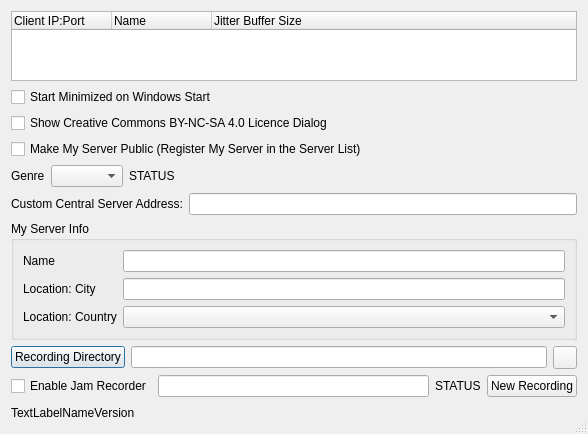
This is src/serverdlgbase.ui in jamulussoftware/jamulus as Qt 5 draws it before an edit. The edited form follows.
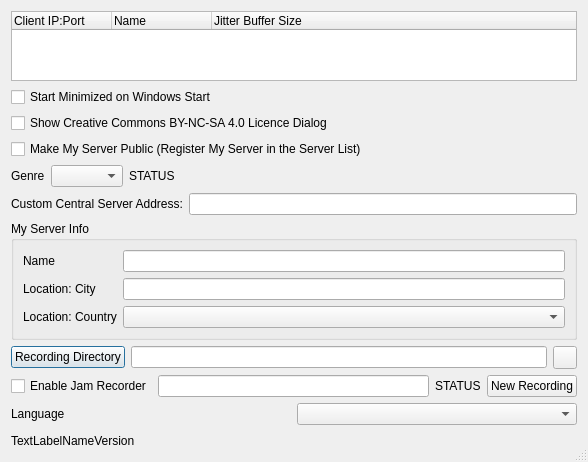
This is the edited form. Icons and pictures are not drawn. Custom widgets are drawn as their Qt base class.

Commit message: add language selector also in the server GUI

What changed in the file:
```diff
--- a/src/serverdlgbase.ui
+++ b/src/serverdlgbase.ui
@@ -7,7 +7,7 @@
     <x>0</x>
     <y>0</y>
     <width>588</width>
-    <height>419</height>
+    <height>447</height>
    </rect>
   </property>
   <property name="windowTitle">
@@ -223,6 +223,20 @@
      </item>
     </layout>
    </item>
+   <item>
+    <layout class="QHBoxLayout" name="horizontalLayout">
+     <item>
+      <widget class="QLabel" name="lblLanguage">
+       <property name="text">
+        <string>Language</string>
+       </property>
+      </widget>
+     </item>
+     <item>
+      <widget class="CLanguageComboBox" name="cbxLanguage"/>
+     </item>
+    </layout>
+   </item>
    <item>
     <layout class="QHBoxLayout">
      <property name="spacing">
@@ -270,6 +284,13 @@
    </item>
   </layout>
  </widget>
+ <customwidgets>
+  <customwidget>
+   <class>CLanguageComboBox</class>
+   <extends>QComboBox</extends>
+   <header>util.h</header>
+  </customwidget>
+ </customwidgets>
  <tabstops>
   <tabstop>lvwClients</tabstop>
   <tabstop>chbStartOnOSStart</tabstop>
```
Left out of the diff: 4 changed lines with no effect on the pictures. The commit also changes 3 other files.
